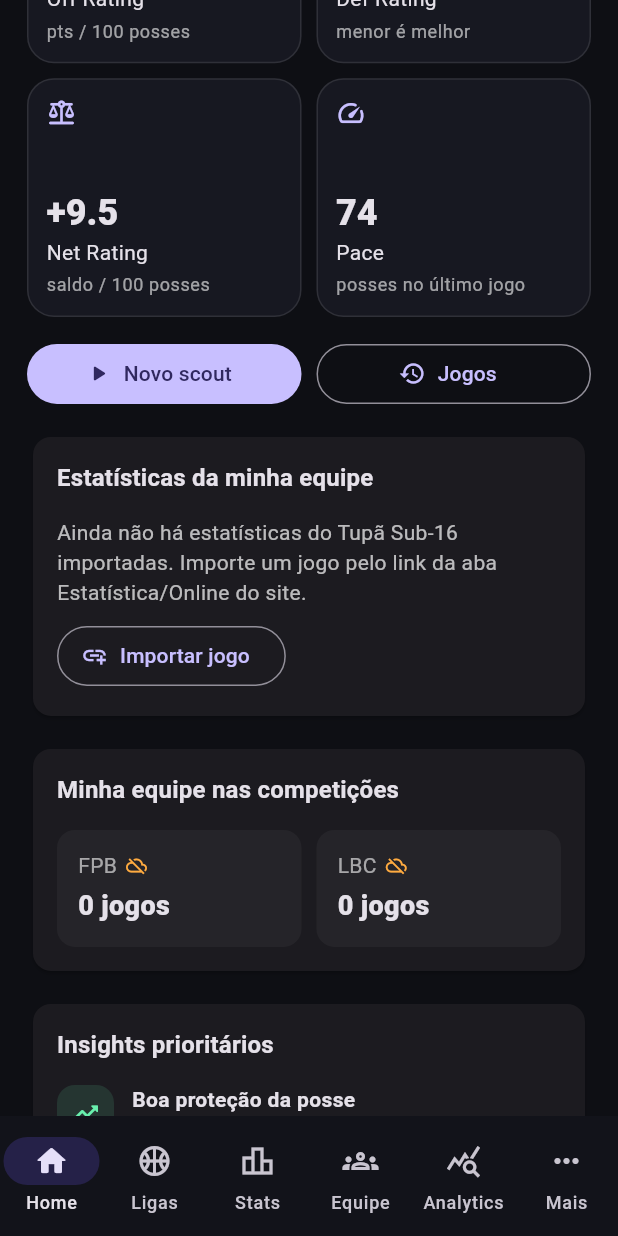
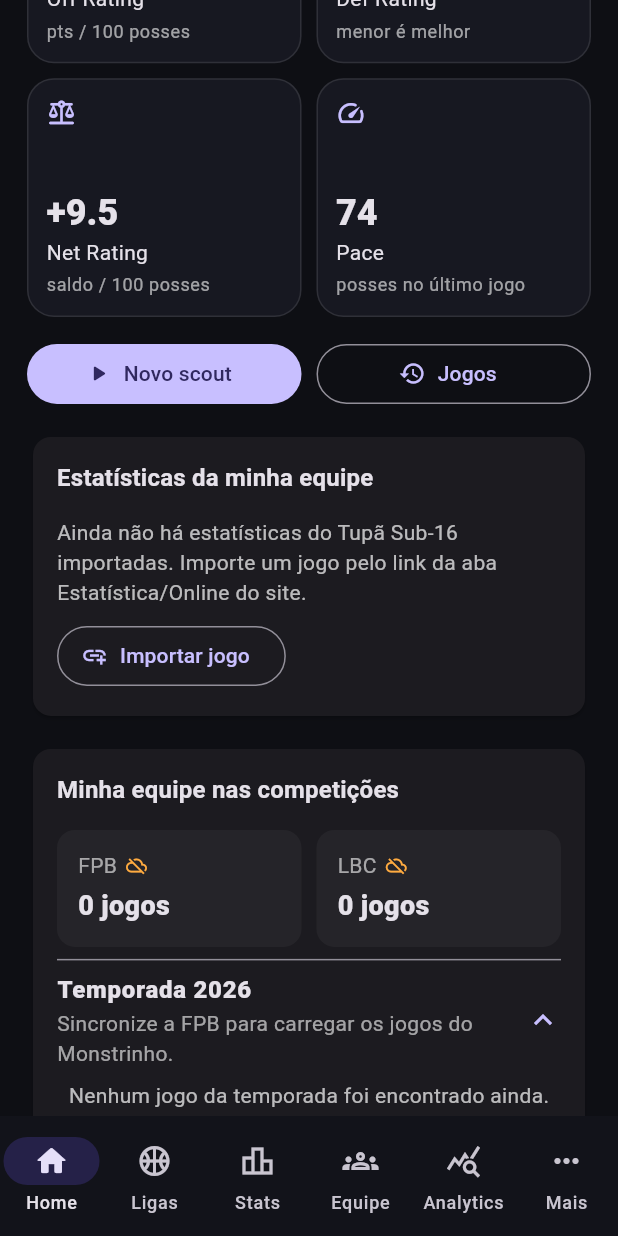
Before and after one commit to sandersoncorreia6-tech/arco-analytics-app, a Flutter app: the RootShell screen opened directly, scrolled down 576 dp, on a phone screen of 412 x 824 dp. Run offline on Flutter 3.47's test engine with Material 3 defaults, Android fonts, the phone set to English and light mode, and no system bars; our stand-ins replace pdf, printing, share_plus, shared_preferences; accounts and stored records are empty; network calls fail.

Commit message:
Show full Monstrinho season in coach dashboard

```diff
--- a/lib/screens/home_screen.dart
+++ b/lib/screens/home_screen.dart
@@ -157,23 +157,60 @@ class HomeScreen extends StatelessWidget {
         ),
         const SizedBox(height: 14),
         Builder(builder: (context) {
-          final mine = [for (final f in state.feeds) ...state.myTeamGames(f)]..sort(LeagueFeed.compareGames);
           final now = DateTime.now();
           final today = DateTime(now.year, now.month, now.day);
-          final next = mine.where((g) => g.isLive || (!g.isFinal && g.scheduledAt != null && !g.scheduledAt!.isBefore(today))).firstOrNull;
+          final mine = <LeagueGame>[
+            for (final f in state.feeds)
+              ...state.myTeamGames(f).where((g) => g.scheduledAt == null || g.scheduledAt!.year == now.year),
+          ]..sort(LeagueFeed.compareGames);
+
+          final upcoming = mine
+              .where((g) => g.isLive || (!g.isFinal && g.scheduledAt != null && !g.scheduledAt!.isBefore(today)))
+              .toList();
+          final upcomingIds = upcoming.map((g) => g.id).toSet();
+          final completed = mine.where((g) => !upcomingIds.contains(g.id)).toList();
+
+          int seasonCount(LeagueFeed feed) => state
+              .myTeamGames(feed)
+              .where((g) => g.scheduledAt == null || g.scheduledAt!.year == now.year)
+              .length;
+
+          Widget label(String text) => Padding(
+                padding: const EdgeInsets.only(top: 12, bottom: 4),
+                child: Text(text, style: const TextStyle(fontWeight: FontWeight.w800, color: Colors.white70)),
+              );
+
           return SectionCard(
             title: 'Minha equipe nas competições',
             child: Column(crossAxisAlignment: CrossAxisAlignment.stretch, children: [
               Row(children: [
                 for (final f in state.feeds) ...[
-                  Expanded(child: _MiniStat(label: f.league, value: gamesCount(state.myTeamGames(f).length), warning: f.error != null)),
+                  Expanded(child: _MiniStat(label: f.league, value: gamesCount(seasonCount(f)), warning: f.error != null)),
                   if (f != state.feeds.last) const SizedBox(width: 10),
                 ],
               ]),
-              if (next != null) ...[
-                const SizedBox(height: 10),
-                LeagueGameTile(game: next),
-              ],
+              const SizedBox(height: 8),
+              ExpansionTile(
+                tilePadding: EdgeInsets.zero,
+                childrenPadding: EdgeInsets.zero,
+                initiallyExpanded: true,
+                title: Text('Temporada ${now.year}', style: const TextStyle(fontWeight: FontWeight.w900)),
+                subtitle: Text(
+                  mine.isEmpty ? 'Sincronize a FPB para carregar os jogos do Monstrinho.' : '${gamesCount(mine.length)} do ${state.coach.team}',
+                  style: const TextStyle(color: Colors.white60),
+                ),
+                children: [
+                  if (mine.isEmpty)
+                    const Padding(
+                      padding: EdgeInsets.only(bottom: 10),
+                      child: Text('Nenhum jogo da temporada foi encontrado ainda.', style: TextStyle(color: Colors.white70)),
+                    ),
+                  if (upcoming.isNotEmpty) label('Próximos jogos'),
+                  for (final g in upcoming) LeagueGameTile(game: g),
+                  if (completed.isNotEmpty) label('Jogos realizados'),
+                  for (final g in completed) LeagueGameTile(game: g),
+                ],
+              ),
             ]),
           );
         }),
```
